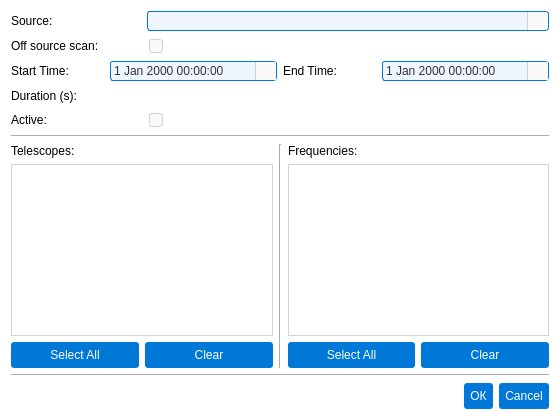
Qt form pastrocore/gui_pyside/dialog_editor_scan.ui (Torward1024/pAstroCORE) before a commit.
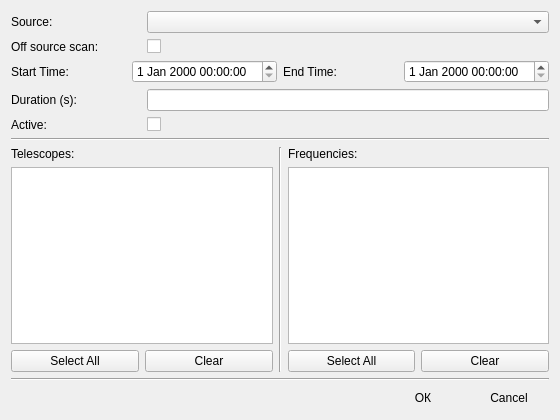
The same form after that commit. Icons and pictures are not drawn.

The edit to the form file:
```diff
--- a/pastrocore/gui_pyside/dialog_editor_scan.ui
+++ b/pastrocore/gui_pyside/dialog_editor_scan.ui
@@ -38,9 +38,6 @@
    <iconset resource="../gui/icons/icons.qrc">
     <normaloff>:/icons/edit_icon.svg</normaloff>:/icons/edit_icon.svg</iconset>
   </property>
-  <property name="styleSheet">
-   <string>background-color: #ffffff; font-family: Arial;</string>
-  </property>
   <property name="modal">
    <bool>true</bool>
   </property>
@@ -61,30 +58,6 @@
    </item>
    <item row="8" column="1" colspan="3">
     <widget class="QLineEdit" name="durationEdit">
-     <property name="styleSheet">
-      <string notr="true">QLineEdit {
-    font-family: Arial;
-    font-size: 9pt;
-    color: #333333;
-    padding: 1px;
-    border-radius: 3px;
-}
-QLineEdit[readOnly=&quot;true&quot;] {
-    border: 1px solid #d3d3d3;
-    background-color: #f9f9f9;
-}
-QLineEdit[readOnly=&quot;false&quot;] {
-    border: 1px solid #0078d7;
-    background-color: #f0f6ff;
-}
-QLineEdit[readOnly=&quot;false&quot;]:hover {
-    border: 1px solid #1a8cff;
-}
-QLineEdit[readOnly=&quot;false&quot;]:focus {
-    border: 1px solid #005bb5;
-    background-color: #ffffff;
-}</string>
-     </property>
      <property name="inputMask">
       <string notr="true"/>
      </property>
@@ -101,85 +74,6 @@
    </item>
    <item row="9" column="1">
     <widget class="QCheckBox" name="chk_active">
-     <property name="styleSheet">
-      <string notr="true">/* Основной стиль QCheckBox */
-QCheckBox {
-    font-family: Arial;
-    font-size: 9pt;
-    color: #333333;
-    spacing: 6px;
-    padding: 2px;
-    outline: none;
-}
-
-QCheckBox::item {
-    padding: 2px;
-}
-
-/* Индикатор чекбокса */
-QCheckBox::indicator {
-    width: 12px;
-    height: 12px;
-    border-radius: 3px;
-    border: 1px solid #d3d3d3;
-    background-color: #f9f9f9;
-}
-
-/* Unchecked состояние */
-QCheckBox::indicator:unchecked {
-    border: 1px solid #d3d3d3;
-    background-color: #f9f9f9;
-    image: none;
-}
-
-QCheckBox::indicator:unchecked:hover {
-    border: 1px solid #1a8cff;
-    background-color: #f0f6ff;
-    image: none;
-}
-
-QCheckBox::indicator:unchecked:focus {
-    border: 1px solid #005bb5;
-    background-color: #f0f6ff;
-    image: none;
-}
-
-/* Checked состояние - БЕЛЫЙ ФОН, стандартная граница */
-QCheckBox::indicator:checked {
-    border: 1px solid #0078d7;
-    background-color: #ffffff; /* Белый фон */
-    image: url(:/icons/check_icon.svg);
-}
-
-QCheckBox::indicator:checked:hover {
-    border: 1px solid #1a8cff; /* Стандартная толщина */
-    background-color: #ffffff; /* Белый фон */
-    image: url(:/icons/check_icon_hover.svg);
-}
-
-QCheckBox::indicator:checked:focus {
-    border: 1px solid #005bb5; /* Стандартная толщина */
-    background-color: #ffffff; /* Белый фон */
-    image: url(:/icons/check_icon.svg);
-}
-
-/* Disabled состояния */
-QCheckBox::indicator:unchecked:disabled {
-    border: 1px solid #e0e0e0;
-    background-color: #f5f5f5;
-    image: none;
-}
-
-QCheckBox::indicator:checked:disabled {
-    border: 1px solid #cccccc;
-    background-color: #f0f0f0; /* Светло-серый фон */
-    image: url(:/icons/check_icon_disabled.svg);
-}
-
-QCheckBox:disabled {
-    color: #999999;
-}</string>
-     </property>
      <property name="text">
       <string/>
      </property>
@@ -187,85 +81,6 @@
    </item>
    <item row="2" column="1">
     <widget class="QCheckBox" name="chk_offsource">
-     <property name="styleSheet">
-      <string notr="true">/* Основной стиль QCheckBox */
-QCheckBox {
-    font-family: Arial;
-    font-size: 9pt;
-    color: #333333;
-    spacing: 6px;
-    padding: 2px;
-    outline: none;
-}
-
-QCheckBox::item {
-    padding: 2px;
-}
-
-/* Индикатор чекбокса */
-QCheckBox::indicator {
-    width: 12px;
-    height: 12px;
-    border-radius: 3px;
-    border: 1px solid #d3d3d3;
-    background-color: #f9f9f9;
-}
-
-/* Unchecked состояние */
-QCheckBox::indicator:unchecked {
-    border: 1px solid #d3d3d3;
-    background-color: #f9f9f9;
-    image: none;
-}
-
-QCheckBox::indicator:unchecked:hover {
-    border: 1px solid #1a8cff;
-    background-color: #f0f6ff;
-    image: none;
-}
-
-QCheckBox::indicator:unchecked:focus {
-    border: 1px solid #005bb5;
-    background-color: #f0f6ff;
-    image: none;
-}
-
-/* Checked состояние - БЕЛЫЙ ФОН, стандартная граница */
-QCheckBox::indicator:checked {
-    border: 1px solid #0078d7;
-    background-color: #ffffff; /* Белый фон */
-    image: url(:/icons/check_icon.svg);
-}
-
-QCheckBox::indicator:checked:hover {
-    border: 1px solid #1a8cff; /* Стандартная толщина */
-    background-color: #ffffff; /* Белый фон */
-    image: url(:/icons/check_icon_hover.svg);
-}
-
-QCheckBox::indicator:checked:focus {
-    border: 1px solid #005bb5; /* Стандартная толщина */
-    background-color: #ffffff; /* Белый фон */
-    image: url(:/icons/check_icon.svg);
-}
-
-/* Disabled состояния */
-QCheckBox::indicator:unchecked:disabled {
-    border: 1px solid #e0e0e0;
-    background-color: #f5f5f5;
-    image: none;
-}
-
-QCheckBox::indicator:checked:disabled {
-    border: 1px solid #cccccc;
-    background-color: #f0f0f0; /* Светло-серый фон */
-    image: url(:/icons/check_icon_disabled.svg);
-}
-
-QCheckBox:disabled {
-    color: #999999;
-}</string>
-     </property>
      <property name="text">
       <string/>
      </property>
@@ -295,23 +110,6 @@
      </item>
      <item>
       <widget class="QPushButton" name="pushButton">
-       <property name="styleSheet">
-        <string notr="true">QPushButton {
-    background-color: #0078d7;
-    color: #ffffff;
-    padding: 6px;
-    border-radius: 3px;
-    border: none;
-}
-QPushButton:hover {
-    background-color: #1a8cff; /* Светлее при наведении */
-}
-QPushButton:pressed {
-    background-color: #005bb5; /* Темнее при нажатии */
-    padding-top: 7px; /* Легкое смещение вниз для эффекта &quot;продавливания&quot; */
-    padding-bottom: 5px;
-}</string>
-       </property>
        <property name="text">
         <string>ОК</string>
        </property>
@@ -325,23 +123,6 @@
      </item>
      <item>
       <widget class="QPushButton" name="pushButton_2">
-       <property name="styleSheet">
-        <string notr="true">QPushButton {
-    background-color: #0078d7;
-    color: #ffffff;
-    padding: 6px;
-    border-radius: 3px;
-    border: none;
-}
-QPushButton:hover {
-    background-color: #1a8cff; /* Светлее при наведении */
-}
-QPushButton:pressed {
-    background-color: #005bb5; /* Темнее при нажатии */
-    padding-top: 7px; /* Легкое смещение вниз для эффекта &quot;продавливания&quot; */
-    padding-bottom: 5px;
-}</string>
-       </property>
        <property name="text">
         <string>Cancel</string>
        </property>
@@ -359,23 +140,6 @@
     <layout class="QGridLayout" name="gridLayout_2">
      <item row="2" column="1">
       <widget class="QPushButton" name="btnClearAllTelescopes">
-       <property name="styleSheet">
-        <string notr="true">QPushButton {
-    background-color: #0078d7;
-    color: #ffffff;
-    padding: 6px;
-    border-radius: 3px;
-    border: none;
-}
-QPushButton:hover {
-    background-color: #1a8cff; /* Светлее при наведении */
-}
-QPushButton:pressed {
-    background-color: #005bb5; /* Темнее при нажатии */
-    padding-top: 7px; /* Легкое смещение вниз для эффекта &quot;продавливания&quot; */
-    padding-bottom: 5px;
-}</string>
-       </property>
        <property name="text">
         <string>Clear</string>
        </property>
@@ -383,23 +147,6 @@
      </item>
      <item row="2" column="3">
       <widget class="QPushButton" name="btnSelectAllFrequencies">
-       <property name="styleSheet">
-        <string notr="true">QPushButton {
-    background-color: #0078d7;
-    color: #ffffff;
-    padding: 6px;
-    border-radius: 3px;
-    border: none;
-}
-QPushButton:hover {
-    background-color: #1a8cff; /* Светлее при наведении */
-}
-QPushButton:pressed {
-    background-color: #005bb5; /* Темнее при нажатии */
-    padding-top: 7px; /* Легкое смещение вниз для эффекта &quot;продавливания&quot; */
-    padding-bottom: 5px;
-}</string>
-       </property>
        <property name="text">
         <string>Select All</string>
        </property>
@@ -407,23 +154,6 @@
      </item>
      <item row="2" column="0">
       <widget class="QPushButton" name="btnSelectAllTelescopes">
-       <property name="styleSheet">
-        <string notr="true">QPushButton {
-    background-color: #0078d7;
-    color: #ffffff;
-    padding: 6px;
-    border-radius: 3px;
-    border: none;
-}
-QPushButton:hover {
-    background-color: #1a8cff; /* Светлее при наведении */
-}
-QPushButton:pressed {
-    background-color: #005bb5; /* Темнее при нажатии */
-    padding-top: 7px; /* Легкое смещение вниз для эффекта &quot;продавливания&quot; */
-    padding-bottom: 5px;
-}</string>
-       </property>
        <property name="text">
         <string>Select All</string>
        </property>
@@ -431,62 +161,7 @@
      </item>
      <item row="1" column="0" colspan="2">
       <widget class="QTableView" name="tab_telescopes">
-       <property name="styleSheet">
-        <string notr="true">/* QTableView and QHeaderView styles for pAstroCORE */
-
-/* Table View */
-QTableView, QTableWidget {
-    background-color: #ffffff;
-    gridline-color: #d3d3d3;
-    color: #333333;
-    font-family: Arial, sans-serif;
-    font-size: 9pt;
-    border: 1px solid #d3d3d3; /* External border for table */
-}
-
-QTableView::item:selected, QTableWidget::item:selected {
-    background-color: #0078d7;
-    color: #ffffff;
-}
-
-QTableView::item:hover, QTableWidget::item:hover {
-    background-color: #1a8cff;
-    color: #ffffff;
-}
-
-/* Header View */
-QHeaderView {
-    background-color: #f9f9f9;
-    border: none; /* No external border to avoid doubling with QTableView */
-    border-bottom: 1px solid #d3d3d3; /* Bottom border to separate from content */
-}
-
-QHeaderView::section {
-    background-color: #f9f9f9;
-    color: #333333;
-    border-bottom: none; /* No bottom border, handled by QHeaderView */
-    border-right: none; /* Avoid doubling with adjacent sections */
-    border-left: none; /* Clean look */
-    border-top: none; /* Clean look */
-    padding: 4px;
-    font-family: Arial, sans-serif;
-    font-size: 9pt;
-}
-
-QHeaderView::section:horizontal {
-    border-right: 1px solid #d3d3d3; /* Separator between columns */
-}
-
-QHeaderView::section:vertical {
-    border-bottom: 1px solid #d3d3d3; /* Separator between rows */
-}
-
-QHeaderView::section:hover {
-    background-color: #1a8cff;
-    color: #ffffff;
-}</string>
-       </property>
-      </widget>
+       </widget>
      </item>
      <item row="0" column="0" colspan="2">
       <widget class="QLabel" name="label">
@@ -497,23 +172,6 @@
      </item>
      <item row="2" column="4">
       <widget class="QPushButton" name="btnClearAllFrequencies">
-       <property name="styleSheet">
-        <string notr="true">QPushButton {
-    background-color: #0078d7;
-    color: #ffffff;
-    padding: 6px;
-    border-radius: 3px;
-    border: none;
-}
-QPushButton:hover {
-    background-color: #1a8cff; /* Светлее при наведении */
-}
-QPushButton:pressed {
-    background-color: #005bb5; /* Темнее при нажатии */
-    padding-top: 7px; /* Легкое смещение вниз для эффекта &quot;продавливания&quot; */
-    padding-bottom: 5px;
-}</string>
-       </property>
        <property name="text">
         <string>Clear</string>
        </property>
@@ -521,62 +179,7 @@
      </item>
      <item row="1" column="3" colspan="2">
       <widget class="QTableView" name="tab_frequencies">
-       <property name="styleSheet">
-        <string notr="true">/* QTableView and QHeaderView styles for pAstroCORE */
-
-/* Table View */
-QTableView, QTableWidget {
-    background-color: #ffffff;
-    gridline-color: #d3d3d3;
-    color: #333333;
-    font-family: Arial, sans-serif;
-    font-size: 9pt;
-    border: 1px solid #d3d3d3; /* External border for table */
-}
-
-QTableView::item:selected, QTableWidget::item:selected {
-    background-color: #0078d7;
-    color: #ffffff;
-}
-
-QTableView::item:hover, QTableWidget::item:hover {
-    background-color: #1a8cff;
-    color: #ffffff;
-}
-
-/* Header View */
-QHeaderView {
-    background-color: #f9f9f9;
-    border: none; /* No external border to avoid doubling with QTableView */
-    border-bottom: 1px solid #d3d3d3; /* Bottom border to separate from content */
-}
-
-QHeaderView::section {
-    background-color: #f9f9f9;
-    color: #333333;
-    border-bottom: none; /* No bottom border, handled by QHeaderView */
-    border-right: none; /* Avoid doubling with adjacent sections */
-    border-left: none; /* Clean look */
-    border-top: none; /* Clean look */
-    padding: 4px;
-    font-family: Arial, sans-serif;
-    font-size: 9pt;
-}
-
-QHeaderView::section:horizontal {
-    border-right: 1px solid #d3d3d3; /* Separator between columns */
-}
-
-QHeaderView::section:vertical {
-    border-bottom: 1px solid #d3d3d3; /* Separator between rows */
-}
-
-QHeaderView::section:hover {
-    background-color: #1a8cff;
-    color: #ffffff;
-}</string>
-       </property>
-      </widget>
+       </widget>
      </item>
      <item row="0" column="3" colspan="2">
       <widget class="QLabel" name="label_2">
@@ -617,88 +220,7 @@
    </item>
    <item row="1" column="1" colspan="3">
     <widget class="QComboBox" name="sourceCombo">
-     <property name="styleSheet">
-      <string notr="true">QComboBox {
-    font-family: Arial;
-    font-size: 9pt;
-    color: #333333;
-    padding: 1px;
-    border-radius: 3px;
-    background-color: #f9f9f9; /* Базовый фон, как у readOnly QLineEdit */
-    border: 1px solid #d3d3d3; /* Базовая граница, как у readOnly QLineEdit */
-}
-
-QComboBox:editable {
-    background-color: #f0f6ff; /* Фон для редактируемого состояния, как у readOnly=&quot;false&quot; */
-    border: 1px solid #0078d7; /* Граница для редактируемого состояния */
-}
-
-QComboBox:editable:hover {
-    border: 1px solid #1a8cff; /* Граница при наведении, как у readOnly=&quot;false&quot;:hover */
-}
-
-QComboBox:editable:focus {
-    border: 1px solid #005bb5; /* Граница при фокусе, как у readOnly=&quot;false&quot;:focus */
-    background-color: #ffffff; /* Фон при фокусе, как у readOnly=&quot;false&quot;:focus */
-}
-
-QComboBox:!editable {
-    background-color: #f0f6ff; /* Фон для редактируемого состояния, как у readOnly=&quot;false&quot; */
-    border: 1px solid #0078d7; /* Граница для редактируемого состояния */
-}
-
-QComboBox:!editable:hover {
-    border: 1px solid #1a8cff; /* Граница при наведении, как у readOnly=&quot;false&quot;:hover */
-}
-
-QComboBox:!editable:focus {
-    border: 1px solid #005bb5; /* Граница при фокусе, как у readOnly=&quot;false&quot;:focus */
-    background-color: #ffffff; /* Фон при фокусе, как у readOnly=&quot;false&quot;:focus */
-}
-
-/* Стилизация кнопки со стрелкой */
-QComboBox::drop-down {
-    subcontrol-origin: padding;
-    subcontrol-position: right;
-    width: 20px;
-    border-left: 1px solid #d3d3d3; /* Добавлена граница для визуального разделения */
-    border-top-right-radius: 3px;
-    border-bottom-right-radius: 3px;
-    background-color: #f9f9f9; /* Фон кнопки, совпадающий с основным */
-}
-
-QComboBox::drop-down:hover {
-    background-color: #0078d7; /* Лёгкое выделение при наведении */
-}
-
-QComboBox::down-arrow {
-    width: 12px;
-    height: 12px;
-    image: url(:/icons/down_arrow_icon.svg);
-}
-
-/* Стилизация выпадающего списка */
-QComboBox QAbstractItemView {
-    font-family: Arial;
-    font-size: 12pt;
-    color: #333333;
-    background-color: #ffffff;
-    border: 1px solid #d3d3d3;
-    selection-background-color: #0078d7;
-    selection-color: #ffffff;
-    padding: 1px;
-}
-
-QComboBox QAbstractItemView::item {
-    padding: 4px;
-    min-height: 20px;
-}
-
-QComboBox QAbstractItemView::item:hover {
-    background-color: #0078d7;
-}</string>
-     </property>
-    </widget>
+     </widget>
    </item>
    <item row="4" column="0" rowspan="2" colspan="4">
     <layout class="QHBoxLayout" name="horizontalLayout_2">
@@ -711,80 +233,6 @@
      </item>
      <item>
       <widget class="QDateTimeEdit" name="startTimeEdit">
-       <property name="styleSheet">
-        <string notr="true">/* Base style for QDateTimeEdit */
-QDateTimeEdit {
-    font-family: Arial;
-    font-size: 9pt;
-    color: #333333;
-    padding: 1px;
-    padding-right: 20px; /* Space for up/down buttons */
-    border-radius: 3px;
-    background-color: #f9f9f9; /* Matches readOnly QLineEdit background */
-    border: 1px solid #d3d3d3; /* Matches readOnly QLineEdit border */
-}
-
-/* Editable state */
-QDateTimeEdit:editable {
-    background-color: #f0f6ff; /* Matches editable QComboBox background */
-    border: 1px solid #0078d7; /* Matches editable QComboBox border */
-}
-
-/* Editable hover state */
-QDateTimeEdit:editable:hover {
-    border: 1px solid #1a8cff; /* Matches editable QComboBox:hover border */
-}
-
-/* Editable focus state */
-QDateTimeEdit:editable:focus {
-    border: 1px solid #005bb5; /* Matches editable QComboBox:focus border */
-    background-color: #ffffff; /* Matches editable QComboBox:focus background */
-}
-
-/* Non-editable state */
-QDateTimeEdit:!editable {
-    background-color: #f0f6ff; /* Matches non-editable QComboBox background */
-    border: 1px solid #0078d7; /* Matches non-editable QComboBox border */
-}
-
-/* Non-editable hover state */
-QDateTimeEdit:!editable:hover {
-    border: 1px solid #1a8cff; /* Matches non-editable QComboBox:hover border */
-}
-
-/* Non-editable focus state */
-QDateTimeEdit:!editable:focus {
-    border: 1px solid #005bb5; /* Matches non-editable QComboBox:focus border */
-    background-color: #ffffff; /* Matches non-editable QComboBox:focus background */
-}
-
-/* Styling for up/down buttons */
-QDateTimeEdit::up-button, QDateTimeEdit::down-button {
-    subcontrol-origin: padding;
-    width: 20px;
-    border-left: 1px solid #d3d3d3; /* Visual separation like QComboBox drop-down */
-    background-color: #f9f9f9; /* Matches QComboBox drop-down background */
-}
-
-/* Hover state for up/down buttons */
-QDateTimeEdit::up-button:hover, QDateTimeEdit::down-button:hover {
-    background-color: #0078d7; /* Matches QComboBox drop-down:hover */
-}
-
-/* Up arrow styling */
-QDateTimeEdit::up-arrow {
-    width: 12px;
-    height: 12px;
-    image: url(:/icons/up_arrow_icon.svg); /* Ensure this icon exists */
-}
-
-/* Down arrow styling */
-QDateTimeEdit::down-arrow {
-    width: 12px;
-    height: 12px;
-    image: url(:/icons/down_arrow_icon.svg); /* Matches QComboBox down-arrow */
-}</string>
-       </property>
        <property name="minimumDateTime">
         <datetime>
          <hour>0</hour>
@@ -806,81 +254,7 @@
      </item>
      <item>
       <widget class="QDateTimeEdit" name="endTimeEdit">
-       <property name="styleSheet">
-        <string notr="true">/* Base style for QDateTimeEdit */
-QDateTimeEdit {
-    font-family: Arial;
-    font-size: 9pt;
-    color: #333333;
-    padding: 1px;
-    padding-right: 20px; /* Space for up/down buttons */
-    border-radius: 3px;
-    background-color: #f9f9f9; /* Matches readOnly QLineEdit background */
-    border: 1px solid #d3d3d3; /* Matches readOnly QLineEdit border */
-}
-
-/* Editable state */
-QDateTimeEdit:editable {
-    background-color: #f0f6ff; /* Matches editable QComboBox background */
-    border: 1px solid #0078d7; /* Matches editable QComboBox border */
-}
-
-/* Editable hover state */
-QDateTimeEdit:editable:hover {
-    border: 1px solid #1a8cff; /* Matches editable QComboBox:hover border */
-}
-
-/* Editable focus state */
-QDateTimeEdit:editable:focus {
-    border: 1px solid #005bb5; /* Matches editable QComboBox:focus border */
-    background-color: #ffffff; /* Matches editable QComboBox:focus background */
-}
-
-/* Non-editable state */
-QDateTimeEdit:!editable {
-    background-color: #f0f6ff; /* Matches non-editable QComboBox background */
-    border: 1px solid #0078d7; /* Matches non-editable QComboBox border */
-}
-
-/* Non-editable hover state */
-QDateTimeEdit:!editable:hover {
-    border: 1px solid #1a8cff; /* Matches non-editable QComboBox:hover border */
-}
-
-/* Non-editable focus state */
-QDateTimeEdit:!editable:focus {
-    border: 1px solid #005bb5; /* Matches non-editable QComboBox:focus border */
-    background-color: #ffffff; /* Matches non-editable QComboBox:focus background */
-}
-
-/* Styling for up/down buttons */
-QDateTimeEdit::up-button, QDateTimeEdit::down-button {
-    subcontrol-origin: padding;
-    width: 20px;
-    border-left: 1px solid #d3d3d3; /* Visual separation like QComboBox drop-down */
-    background-color: #f9f9f9; /* Matches QComboBox drop-down background */
-}
-
-/* Hover state for up/down buttons */
-QDateTimeEdit::up-button:hover, QDateTimeEdit::down-button:hover {
-    background-color: #0078d7; /* Matches QComboBox drop-down:hover */
-}
-
-/* Up arrow styling */
-QDateTimeEdit::up-arrow {
-    width: 12px;
-    height: 12px;
-    image: url(:/icons/up_arrow_icon.svg); /* Ensure this icon exists */
-}
-
-/* Down arrow styling */
-QDateTimeEdit::down-arrow {
-    width: 12px;
-    height: 12px;
-    image: url(:/icons/down_arrow_icon.svg); /* Matches QComboBox down-arrow */
-}</string>
-       </property>
-      </widget>
+       </widget>
      </item>
     </layout>
    </item>
```
Left out of the diff: 14 changed lines with no effect on the pictures.
